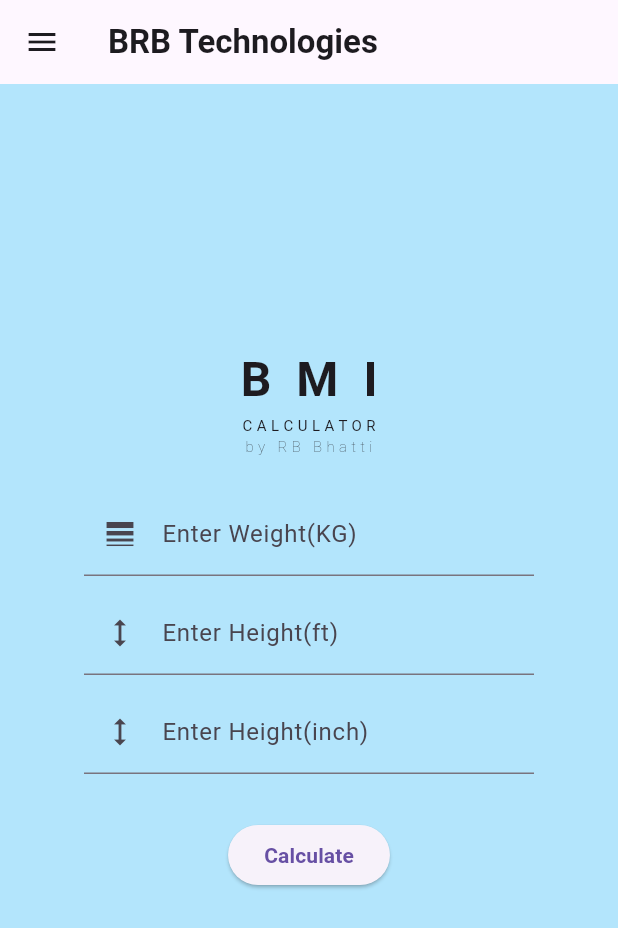
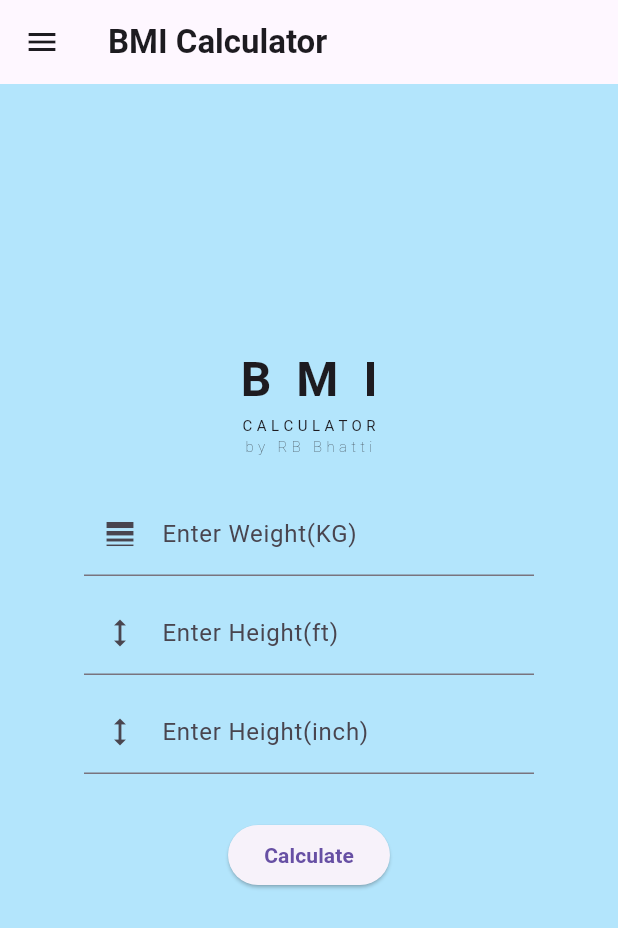
Before and after one commit to RushiBhatti/BMI_Calculator_App, a Flutter app: the screen it shows after launch, on a phone screen of 412 x 824 dp. Shown: the top 928 px of the screen. Run offline on Flutter 3.47's test engine with Material 3 defaults, Android fonts, the phone set to English and light mode, and no system bars.

Commit message:
update appbar

```diff
--- a/lib/about_screen.dart
+++ b/lib/about_screen.dart
@@ -8,7 +8,7 @@ class AboutScreen extends StatelessWidget {
     return Scaffold(
       appBar: AppBar(
         title: const Text(
-          "BRB Technologies",
+          "BMI Calculator",
           style: TextStyle(
             // fontFamily: "Josefin",
               fontWeight: FontWeight.bold),
--- a/lib/main.dart
+++ b/lib/main.dart
@@ -41,8 +41,7 @@ class MyHomeScreenState extends State<MyHomeScreen> {
 
   @override
   Widget build(BuildContext context) {
-
-    void calculateBMI(){
+    void calculateBMI() {
       var wt = wtController.text.toString();
       var ft = ftController.text.toString();
       var inch = inController.text.toString();
@@ -76,8 +75,7 @@ class MyHomeScreenState extends State<MyHomeScreen> {
             bgColor = Colors.yellowAccent;
           }
 
-          result =
-          "$msg\n\nYour BMI is : ${bmi.toStringAsFixed(2)}";
+          result = "$msg\n\nYour BMI is : ${bmi.toStringAsFixed(2)}";
         } else {
           bgColor = Colors.lightBlue.shade100;
           result = "Please, Enter valid parameters!";
@@ -95,7 +93,7 @@ class MyHomeScreenState extends State<MyHomeScreen> {
     return Scaffold(
       appBar: AppBar(
         title: const Text(
-          "BRB Technologies",
+          "BMI Calculator",
           style: TextStyle(
               // fontFamily: "Josefin",
               fontWeight: FontWeight.bold),
@@ -111,7 +109,7 @@ class MyHomeScreenState extends State<MyHomeScreen> {
                 ),
                 child: const Center(
                     child: Text(
-                  "BRB Technologies",
+                  "BMI Calculator",
                   style: TextStyle(
                     fontSize: 20,
                   ),
@@ -121,7 +119,8 @@ class MyHomeScreenState extends State<MyHomeScreen> {
               title: const Text("Home"),
               onTap: () {
                 Navigator.pop(context);
-                Navigator.pushReplacement(context, MaterialPageRoute(builder: (context) {
+                Navigator.pushReplacement(context,
+                    MaterialPageRoute(builder: (context) {
                   return const MyHomeScreen();
                 }));
               },
```
Also changed, not shown: 1 other file.
